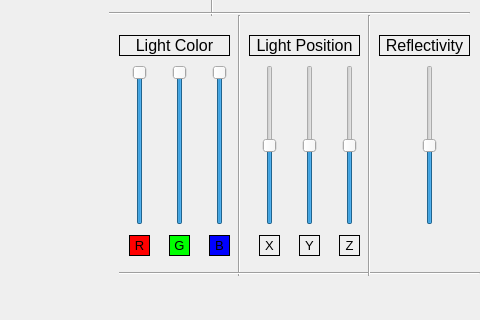
The window that ui.ui (Holodome/RCPyQt) describes before a commit, drawn with Qt 5; both pictures show x 711 to 1191 and y 245 to 565 of the 1191 by 800 pixel window.
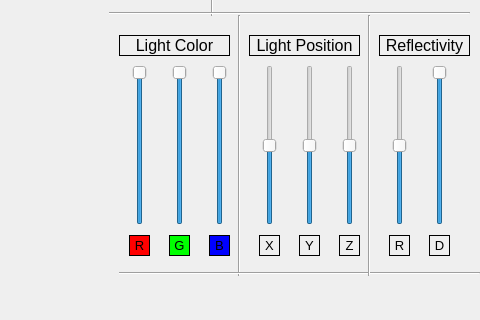
The same window after the commit.

```diff
--- a/ui.ui
+++ b/ui.ui
@@ -761,7 +761,7 @@
             <widget class="QSlider" name="s_R">
                 <property name="geometry">
                     <rect>
-                        <x>1130</x>
+                        <x>1100</x>
                         <y>310</y>
                         <width>22</width>
                         <height>160</height>
@@ -777,6 +777,79 @@
                     <enum>Qt::Vertical</enum>
                 </property>
             </widget>
+            <widget class="QSlider" name="s_D">
+                <property name="geometry">
+                    <rect>
+                        <x>1140</x>
+                        <y>310</y>
+                        <width>22</width>
+                        <height>160</height>
+                    </rect>
+                </property>
+                <property name="maximum">
+                    <number>100</number>
+                </property>
+                <property name="value">
+                    <number>100</number>
+                </property>
+                <property name="orientation">
+                    <enum>Qt::Vertical</enum>
+                </property>
+            </widget>
+            <widget class="QLabel" name="label_17">
+                <property name="geometry">
+                    <rect>
+                        <x>1100</x>
+                        <y>480</y>
+                        <width>21</width>
+                        <height>21</height>
+                    </rect>
+                </property>
+                <property name="font">
+                    <font>
+                        <pointsize>10</pointsize>
+                    </font>
+                </property>
+                <property name="frameShape">
+                    <enum>QFrame::Box</enum>
+                </property>
+                <property name="frameShadow">
+                    <enum>QFrame::Plain</enum>
+                </property>
+                <property name="text">
+                    <string>R</string>
+                </property>
+                <property name="alignment">
+                    <set>Qt::AlignCenter</set>
+                </property>
+            </widget>
+            <widget class="QLabel" name="label_18">
+                <property name="geometry">
+                    <rect>
+                        <x>1140</x>
+                        <y>480</y>
+                        <width>21</width>
+                        <height>21</height>
+                    </rect>
+                </property>
+                <property name="font">
+                    <font>
+                        <pointsize>10</pointsize>
+                    </font>
+                </property>
+                <property name="frameShape">
+                    <enum>QFrame::Box</enum>
+                </property>
+                <property name="frameShadow">
+                    <enum>QFrame::Plain</enum>
+                </property>
+                <property name="text">
+                    <string>D</string>
+                </property>
+                <property name="alignment">
+                    <set>Qt::AlignCenter</set>
+                </property>
+            </widget>
         </widget>
         <widget class="QMenuBar" name="menubar">
             <property name="geometry">
```
